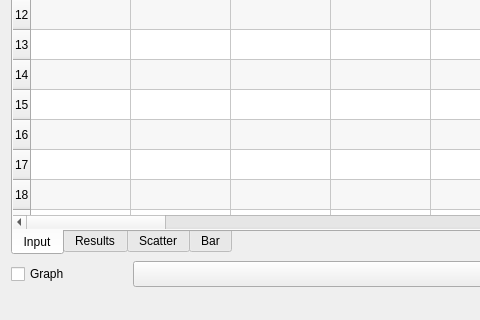
This is GUI/mainwindow.ui in cheripai/FretAnalyzer as Qt 5 draws it before an edit; both pictures show x 0 to 480 and y 380 to 700 of the 1056 by 700 pixel window. The edited form follows.
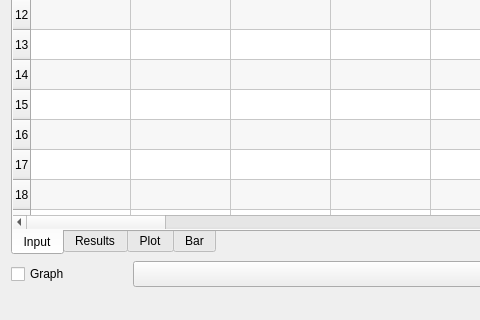
This is the edited form.

```diff
--- a/GUI/mainwindow.ui
+++ b/GUI/mainwindow.ui
@@ -446,7 +446,7 @@
       </widget>
       <widget class="QWidget" name="scatterTab">
        <attribute name="title">
-        <string>Scatter</string>
+        <string>Plot</string>
        </attribute>
        <layout class="QHBoxLayout" name="horizontalLayout">
         <item>
```
